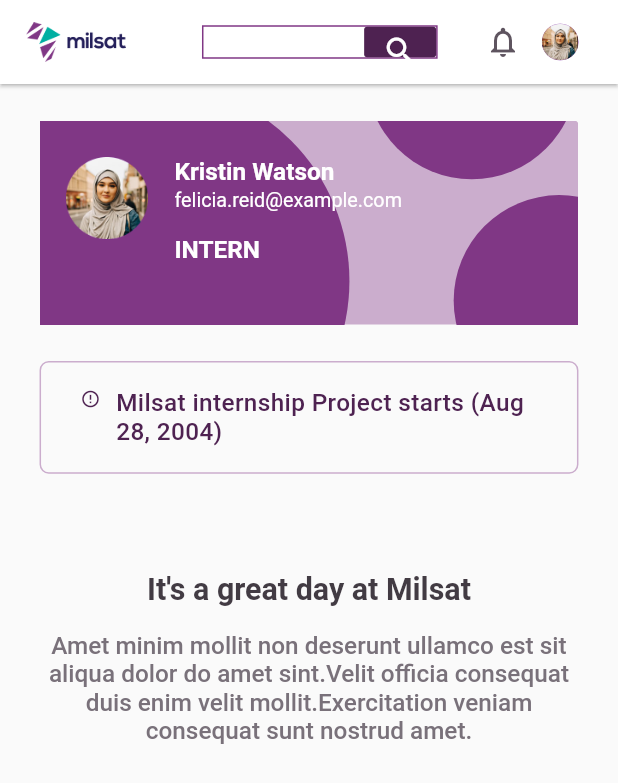
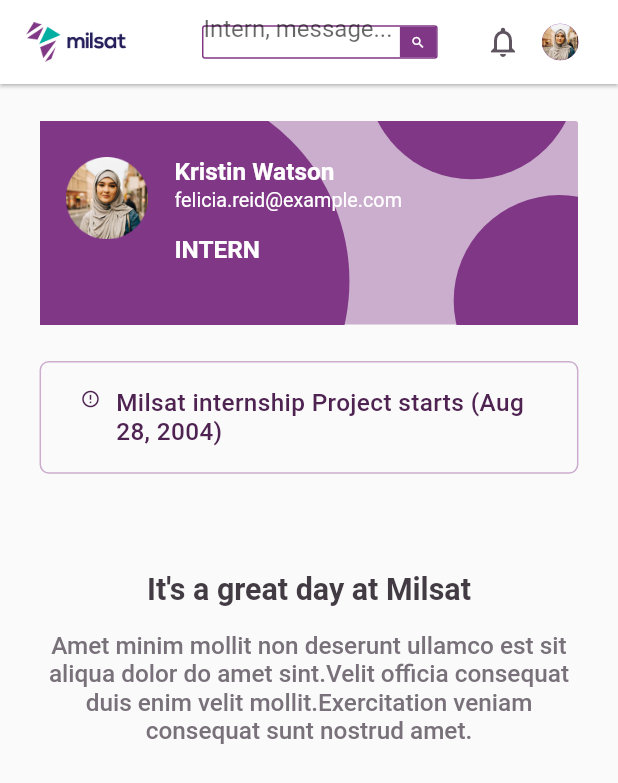
Before and after one commit to chris-netizen/milsat_intern_management_app, a Flutter app: the LoginPage screen opened by its route, after a tap on "Login", on a phone screen of 412 x 824 dp. Shown: the top 783 px of the screen. Run offline on Flutter 3.47's test engine with Material 2 defaults, Android fonts, the phone set to English and light mode, and no system bars; our stand-ins replace faker, flutter_screenutil, fluttericon, gap, jiffy; Roboto replaces fonts that are missing (RaleWay, Raleway).

Commit message:
new changes

```diff
--- a/lib/extras/constants.dart
+++ b/lib/extras/constants.dart
@@ -9,6 +9,7 @@ class AppTheme {
   static const mobileAlertColor = Color(0xFFCBADCD);
   static const deepestPurpleColor = Color(0xFF4E2251);
   static const greyTextColor = Color(0xFF423B43);
+  static const greyColor = Color(0xFF2D282E);
 }
 
 TextStyle boldTextStyle = TextStyle(
--- a/lib/files.dart
+++ b/lib/files.dart
@@ -15,3 +15,8 @@ export 'package:milsat_management_app/extras/return_to_login.dart';
 export 'package:milsat_management_app/extras/circleAvatar.dart';
 export 'package:milsat_management_app/extras/intern_info.dart';
 export 'package:milsat_management_app/extras/profile_header.dart';
+export 'package:faker/faker.dart';
+export 'package:flutter/cupertino.dart';
+export 'package:milsat_management_app/extras/message_data.dart';
+export 'package:milsat_management_app/extras/message_tile.dart';
+export 'package:milsat_management_app/screens/inbox.dart';
--- a/lib/navigation/router.dart
+++ b/lib/navigation/router.dart
@@ -15,6 +15,11 @@ class AppRouter {
         return getPageRoute(
           settings: settings,
           view: const LoginPage(),
+        );
+      case inbox:
+        return getPageRoute(
+          settings: settings,
+          view: const InboxPage(),
         );
 
       default:
--- a/lib/navigation/routes.dart
+++ b/lib/navigation/routes.dart
@@ -5,7 +5,7 @@
 const String homeRoute = '/home';
 const String pre = '/pre';
 const String logInRoute = '/logIn';
-// const String registerRoute = '/register';
+const String inbox = '/inbox';
 // const String mainPage = '/main';
 // const String createAccount = '/createAccount';
 // const String mailLogin = '/mailLogin';
--- a/lib/screens/home_page.dart
+++ b/lib/screens/home_page.dart
@@ -22,28 +22,39 @@ class HomePage extends StatelessWidget {
               height: 22.h,
               width: 143.w,
               decoration: BoxDecoration(
-                border: Border.all(
-                  color: AppTheme.deepPurpleColor,
+                borderRadius: BorderRadius.circular(2),
+                border: Border.all(color: AppTheme.deepPurpleColor),
+              ),
+              child: Center(
+                child: Row(
+                  children: [
+                    Expanded(
+                      child: TextField(
+                        decoration: const InputDecoration(
+                          border: InputBorder.none,
+                          hintText: 'Intern, message...',
+                        ),
+                        cursorHeight: 12.h,
                       ),
                     ),
-              child: TextField(
-                decoration: InputDecoration(
-                  border: InputBorder.none,
-                  suffixIcon: Container(
-                    padding: const EdgeInsets.all(4),
-                    height: 14.h,
-                    width: 14.w,
-                    decoration: BoxDecoration(
-                      borderRadius: BorderRadius.circular(2.r),
-                      color: AppTheme.deepestPurpleColor,
+                    GestureDetector(
+                      onTap: () {
+                        print('Hello, i\'m alive');
+                      },
+                      child: Container(
+                        height: 22.h,
+                        width: 22.w,
+                        decoration: const BoxDecoration(
+                          color: AppTheme.deepPurpleColor,
                         ),
                         child: const Icon(
                           Icons.search,
-                      color: AppTheme.mainAppTheme,
+                          size: 10,
                         ),
                       ),
                     ),
-                cursorHeight: 12.h,
+                  ],
+                ),
               ),
             ),
           ],
@@ -52,9 +63,14 @@ class HomePage extends StatelessWidget {
         elevation: 1,
         backgroundColor: AppTheme.mainAppTheme,
         actions: [
-          const Icon(
+          GestureDetector(
+            onTap: () {
+              AppNavigator.navigateTo(inbox);
+            },
+            child: const Icon(
               Icons.notifications_outlined,
               color: AppTheme.textColor,
+            ),
           ),
           Gap(12.67.w),
           CircleAvatarMock(
--- a/pubspec.yaml
+++ b/pubspec.yaml
@@ -30,11 +30,13 @@ environment:
 # versions available, run `flutter pub outdated`.
 dependencies:
   cupertino_icons: ^1.0.2
+  faker: ^2.0.0
   flutter:
     sdk: flutter
   flutter_screenutil: ^5.5.4
   fluttericon: ^2.0.0
   gap: ^2.0.0
+  jiffy: ^5.0.0
   screen_utils: ^0.0.1
 
 dev_dependencies:
```
Also changed, not shown: lib/extras/helpers.dart (added, +16 -0 lines), lib/extras/message_data.dart (added, +18 -0 lines), lib/extras/message_tile.dart (added, +34 -0 lines), lib/screens/inbox.dart (added, +89 -0 lines), pubspec.lock. Lines whose indentation alone changed are shown as unchanged.
